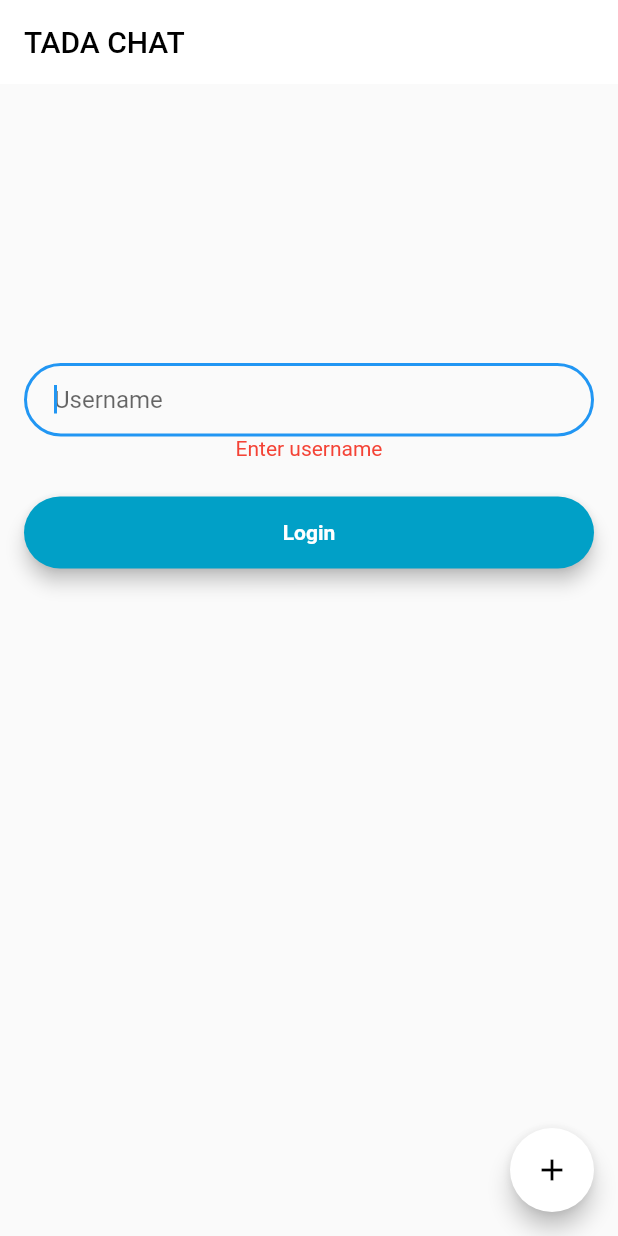
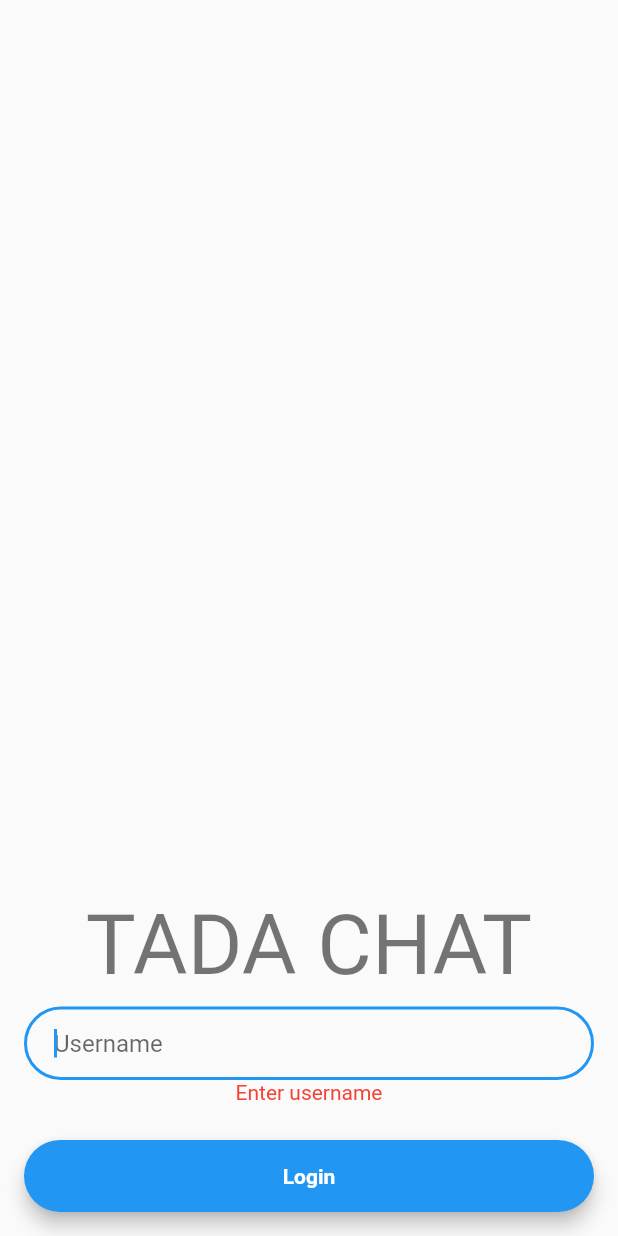
Before and after one commit to Uselessness13/tada_chat, a Flutter app: the screen it shows after launch, after a tap on "Login", on a phone screen of 412 x 824 dp. Run offline on Flutter 3.47's test engine with Material 2 defaults, Android fonts, the light colour scheme and no system bars; our stand-ins replace bloc, dio, flutter_bloc, hive, hive_flutter; accounts and stored records are empty; network calls fail.

Commit message:
updated ui modified room model fixed logic in rooms cubit and in chat cubit added new exception for 404 error

```diff
--- a/lib/app.dart
+++ b/lib/app.dart
@@ -1,14 +1,28 @@
 import 'package:flutter/material.dart';
+import 'package:flutter/scheduler.dart';
 import 'package:flutter_bloc/flutter_bloc.dart';
+import 'package:tada_chat/cubit/cubit/chat_cubit.dart';
+import 'package:tada_chat/cubit/rooms/rooms_cubit.dart';
 import 'package:tada_chat/ui/auth/auth_screen.dart';
+import 'package:tada_chat/ui/chat/chat_screen.dart';
 import 'package:tada_chat/ui/room_list/room_list.dart';
+import 'package:tada_chat/ui/splash.dart';
+import 'package:tada_local_storage/models/room.dart';
 
 import 'cubit/auth/auth_cubit.dart';
 import 'cubit/socket/socket_cubit.dart';
+import 'ui/create_chat_form.dart';
 
-class App extends StatelessWidget {
+class App extends StatefulWidget {
   static const String routeName = 'app';
   const App({Key? key}) : super(key: key);
+
+  @override
+  _AppState createState() => _AppState();
+}
+
+class _AppState extends State<App> {
+  bool showFab = false;
 
   @override
   Widget build(BuildContext context) {
@@ -17,47 +31,77 @@ class App extends StatelessWidget {
         elevation: 0,
         title: Text(
           "TADA CHAT",
-          style: TextStyle(color: Colors.black),
         ),
         actions: [
           BlocBuilder<AuthCubit, AuthState>(
             builder: (context, state) {
-              if (state is Authenthicated)
-                return IconButton(
-                    onPressed: () {
+              if (state is Authenthicated) {
+                return PopupMenuButton<String>(
+                  onSelected: (value) {
+                    if (value == 'Logout') {
                       context.read<AuthCubit>().unAuthUser();
                       context.read<SocketCubit>().closeSink();
-                    },
-                    icon: Icon(
-                      Icons.exit_to_app,
-                      // color: Colors.black,
-                    ));
+                      Navigator.of(context).pushReplacementNamed(SplashScreen.routeName);
+                    }
+                  },
+                  child: Padding(
+                    padding: const EdgeInsets.all(8.0),
+                    child: Icon(Icons.settings, color: Colors.grey),
+                  ),
+                  itemBuilder: (BuildContext context) {
+                    return {
+                      'Username: ${state.username}',
+                      'Logout',
+                    }.map((String choice) {
+                      return PopupMenuItem<String>(
+                        value: choice,
+                        child: Text(choice),
+                        enabled: choice == 'Logout',
+                      );
+                    }).toList();
+                  },
+                );
+              }
               return Container();
             },
           ),
         ],
       ),
       body: SafeArea(
-        child: BlocBuilder<AuthCubit, AuthState>(
-          builder: (context, authState) {
-            if (authState is Authenthicated) {
-              context.read<SocketCubit>().initSocket(authState.username);
-              return RoomList();
-            } else if (authState is Unauthenthicated) return AuthScreen();
-            return Center(
-              child: CircularProgressIndicator(),
-            );
-          },
-        ),
+        child: RoomList(),
       ),
-      floatingActionButton: FloatingActionButton(
-        onPressed: () {},
-        child: Icon(
-          Icons.add,
-          color: Colors.black,
-        ),
-        backgroundColor: Colors.white,
-      ),
+      floatingActionButton: showFab
+          ? Builder(
+              builder: (context) => FloatingActionButton(
+                onPressed: () {
+                  setState(() {
+                    showFab = false;
+                  });
+                  showBottomSheet(
+                      context: context,
+                      builder: (context) {
+                        return CreateNewChatForm(
+                          onSendButtonPressed: (chatName) {
+                            final room = Room(name: chatName);
+                            context.read<RoomsCubit>().createRoom(room);
+                            context.read<ChatCubit>().loadRoom(room.name);
+                            Navigator.of(context).pushNamed(
+                                ChatScreen.routeName,
+                                arguments: room.name);
+                          },
+                        );
+                      }).closed.then((value) {
+                    setState(() {
+                      showFab = true;
+                    });
+                  });
+                },
+                child: Icon(
+                  Icons.add,
+                ),
+              ),
+            )
+          : Container(),
     );
   }
 }
--- a/lib/cubit/cubit/chat_state.dart
+++ b/lib/cubit/cubit/chat_state.dart
@@ -15,6 +15,7 @@ class ChatError extends ChatState {
 
 class ChatLoaded extends ChatState {
   final List<Message> messages;
+  final Room room;
 
-  ChatLoaded(this.messages);
+  ChatLoaded(this.messages, this.room);
 }
--- a/lib/cubit/socket/socket_cubit.dart
+++ b/lib/cubit/socket/socket_cubit.dart
@@ -1,5 +1,4 @@
 import 'dart:convert';
-import 'dart:io';
 import 'package:bloc/bloc.dart';
 import 'package:meta/meta.dart';
 import 'package:tada_local_storage/local_storage_helper.dart';
--- a/lib/main.dart
+++ b/lib/main.dart
@@ -4,7 +4,9 @@ import 'package:hive_flutter/hive_flutter.dart';
 import 'package:tada_api/tada_api.dart';
 import 'package:tada_chat/app.dart';
 import 'package:tada_chat/cubit/socket/socket_cubit.dart';
+import 'package:tada_chat/ui/auth/auth_screen.dart';
 import 'package:tada_chat/ui/chat/chat_screen.dart';
+import 'package:tada_chat/ui/splash.dart';
 import 'package:tada_local_storage/local_storage_helper.dart';
 
 import 'cubit/auth/auth_cubit.dart';
@@ -29,7 +31,7 @@ void main() async {
             BlocProvider<AuthCubit>(
                 create: (context) => AuthCubit(
                       RepositoryProvider.of<TadaLocalStorageHelper>(context),
-                    )..checkAuth()),
+                    )),
             BlocProvider<SocketCubit>(
                 create: (context) => SocketCubit(
                       RepositoryProvider.of<TadaLocalStorageHelper>(context),
@@ -54,14 +56,18 @@ void main() async {
                 backgroundColor: Colors.white,
                 foregroundColor: Colors.black,
               ),
-              iconTheme: IconThemeData(
-                color: Colors.black
-              )
+              iconTheme: IconThemeData(color: Colors.black),
+              floatingActionButtonTheme: FloatingActionButtonThemeData(
+                backgroundColor: Colors.white,
+                foregroundColor: Colors.black,
+              ),
             ),
             routes: {
-              App.routeName: (context) => App(),
-              ChatScreen.routeName: (context) => ChatScreen(),
+              App.routeName: (_) => App(),
+              ChatScreen.routeName: (_) => ChatScreen(),
+              AuthScreen.routeName: (_) => AuthScreen(),
+              SplashScreen.routeName: (_) => SplashScreen()
             },
-            home: App(),
+            home: SplashScreen(),
           ))));
 }
--- a/lib/ui/auth/auth_screen.dart
+++ b/lib/ui/auth/auth_screen.dart
@@ -1,8 +1,10 @@
 import 'package:flutter/material.dart';
 import 'package:tada_chat/cubit/auth/auth_cubit.dart';
 import 'package:flutter_bloc/flutter_bloc.dart';
+import 'package:tada_chat/ui/splash.dart';
 
 class AuthScreen extends StatefulWidget {
+  static final String routeName = 'auth';
   AuthScreen({Key? key}) : super(key: key);
 
   @override
@@ -15,15 +17,23 @@ class _AuthScreenState extends State<AuthScreen> {
 
   @override
   Widget build(BuildContext context) {
-    return Center(
+    return Scaffold(
+      body: SafeArea(
+        child: Align(
+          alignment: Alignment.bottomCenter,
           child: Padding(
             padding: const EdgeInsets.all(8.0),
-        child: Container(
-          height: MediaQuery.of(context).size.width,
-          decoration: BoxDecoration(
-            borderRadius: BorderRadius.circular(12),
+            child: Column(
+              mainAxisSize: MainAxisSize.min,
+              children: [
+                Hero(
+                  tag: 'app_name',
+                  child: Text(
+                    'TADA CHAT',
+                    style: Theme.of(context).textTheme.headline2,
                   ),
-          child: Padding(
+                ),
+                Padding(
                   padding: const EdgeInsets.all(8.0),
                   child: Column(
                     children: [
@@ -50,13 +60,17 @@ class _AuthScreenState extends State<AuthScreen> {
                       Material(
                         elevation: 5.0,
                         borderRadius: BorderRadius.circular(30.0),
-                  color: Color(0xff01A0C7),
+                        color: Theme.of(context).accentColor,
                         child: MaterialButton(
                           minWidth: MediaQuery.of(context).size.width,
                           padding: EdgeInsets.fromLTRB(20.0, 15.0, 20.0, 15.0),
                           onPressed: () {
                             if (_controller.text.isNotEmpty) {
-                        context.read<AuthCubit>().auhtUser(_controller.text);
+                              context
+                                  .read<AuthCubit>()
+                                  .auhtUser(_controller.text);
+                              Navigator.of(context)
+                                  .pushReplacementNamed(SplashScreen.routeName);
                             } else
                               setState(() {
                                 error = 'Enter username';
@@ -65,9 +79,13 @@ class _AuthScreenState extends State<AuthScreen> {
                           child: Text("Login",
                               textAlign: TextAlign.center,
                               style: TextStyle(
-                            color: Colors.white, fontWeight: FontWeight.bold)),
+                                  color: Colors.white,
+                                  fontWeight: FontWeight.bold)),
                         ),
                       )
+                    ],
+                  ),
+                ),
               ],
             ),
           ),
--- a/lib/ui/chat/message_container.dart
+++ b/lib/ui/chat/message_container.dart
@@ -31,7 +31,7 @@ class MessageContainer extends StatelessWidget {
           child: Container(
             decoration: BoxDecoration(
               borderRadius: BorderRadius.circular(20),
-              color: (myMessage ? Colors.lightGreen : Colors.blueGrey),
+              color: (myMessage ? Colors.grey[200] : Colors.blueGrey[100]),
             ),
             padding: const EdgeInsets.all(16.0),
             child: Column(
--- a/lib/ui/chat/messages_list.dart
+++ b/lib/ui/chat/messages_list.dart
@@ -31,7 +31,7 @@ class _MessagesListState extends State<MessagesList> {
         builder: (context, state) {
           if (state is ChatLoaded) {
             final List messages = state.messages;
-            return ListView.builder(
+            return messages.isEmpty ? Center(child: Text('No messages yet'),) : ListView.builder(
               reverse: true,
               keyboardDismissBehavior: ScrollViewKeyboardDismissBehavior.onDrag,
               itemCount: messages.length,
--- /dev/null
+++ b/lib/ui/splash.dart
@@ -0,0 +1,42 @@
+import 'package:flutter/material.dart';
+import 'package:flutter/scheduler.dart';
+import 'package:flutter_bloc/flutter_bloc.dart';
+import 'package:tada_chat/app.dart';
+import 'package:tada_chat/cubit/auth/auth_cubit.dart';
+import 'package:tada_chat/cubit/socket/socket_cubit.dart';
+import 'package:tada_chat/ui/auth/auth_screen.dart';
+
+class SplashScreen extends StatelessWidget {
+  static final String routeName = 'splash';
+  SplashScreen({Key? key}) : super(key: key);
+
+  @override
+  Widget build(BuildContext context) {
+    SchedulerBinding.instance?.addPostFrameCallback((timeStamp) {
+      Future.delayed(Duration(milliseconds: 300))
+          .then((value) => context.read<AuthCubit>().checkAuth());
+    });
+    return Scaffold(
+      body: BlocListener<AuthCubit, AuthState>(
+        listener: (context, state) {
+          if (state is Authenthicated) {
+            context.read<SocketCubit>().initSocket(state.username);
+            Navigator.of(context).pushReplacementNamed(App.routeName);
+          }
+          if (state is Unauthenthicated) {
+            Navigator.of(context).pushReplacementNamed(AuthScreen.routeName);
+          }
+        },
+        child: Center(
+          child: Hero(
+            tag: 'app_name',
+            child: Text(
+              'TADA CHAT',
+              style: Theme.of(context).textTheme.headline2,
+            ),
+          ),
+        ),
+      ),
+    );
+  }
+}
--- a/tada_api/lib/api_exception.dart
+++ b/tada_api/lib/api_exception.dart
@@ -7,3 +7,5 @@ class TadaApiException implements Exception {
     return "Exception: $message";
   }
 }
+
+class TadaApiNotFoundException extends TadaApiException {}
--- a/tada_local_storage/lib/models/room.dart
+++ b/tada_local_storage/lib/models/room.dart
@@ -5,12 +5,12 @@ part 'room.g.dart';
 
 @HiveType(typeId: 1)
 class Room {
-  Room({required this.name, required this.message});
+  Room({required this.name, this.message});
   @HiveField(0)
   String name;
 
   @HiveField(1)
-  Message message;
+  Message? message;
 
   factory Room.fromJson(Map<String, dynamic> json) => Room(
         name: json["name"] == null ? null : json["name"],
@@ -19,6 +19,6 @@ class Room {
 
   Map<String, dynamic> toJson() => {
         "name": name,
-        "last_message": message.toJson(),
+        "last_message": message?.toJson(),
       };
 }
```
Also changed, not shown: lib/cubit/cubit/chat_cubit.dart (+22 -9 lines), lib/cubit/rooms/rooms_cubit.dart (+22 -6 lines), lib/ui/chat/chat_screen.dart (+4 -3 lines), lib/ui/create_chat_form.dart (added, +71 -0 lines), lib/ui/room_list/room_list_item.dart (+10 -9 lines), tada_api/lib/get_room_history.dart (+7 -0 lines), tada_local_storage/lib/models/room.g.dart, 4 other files. Lines whose indentation alone changed are shown as unchanged.
